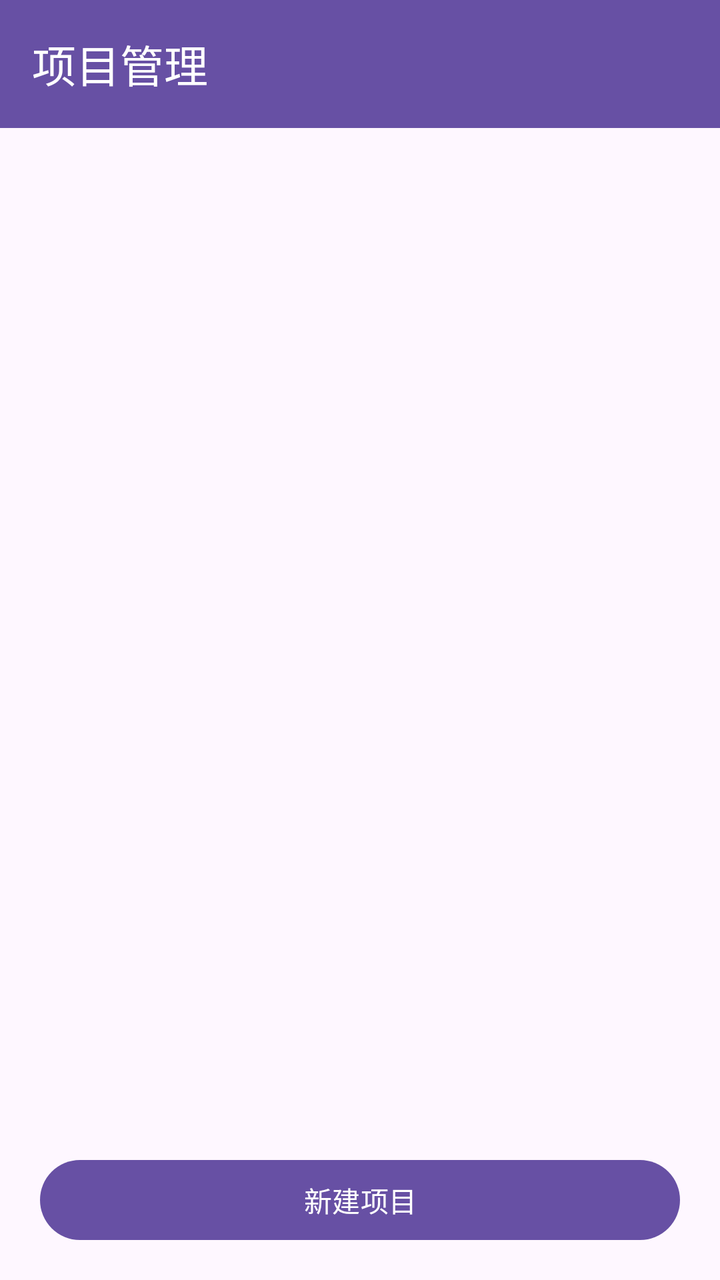
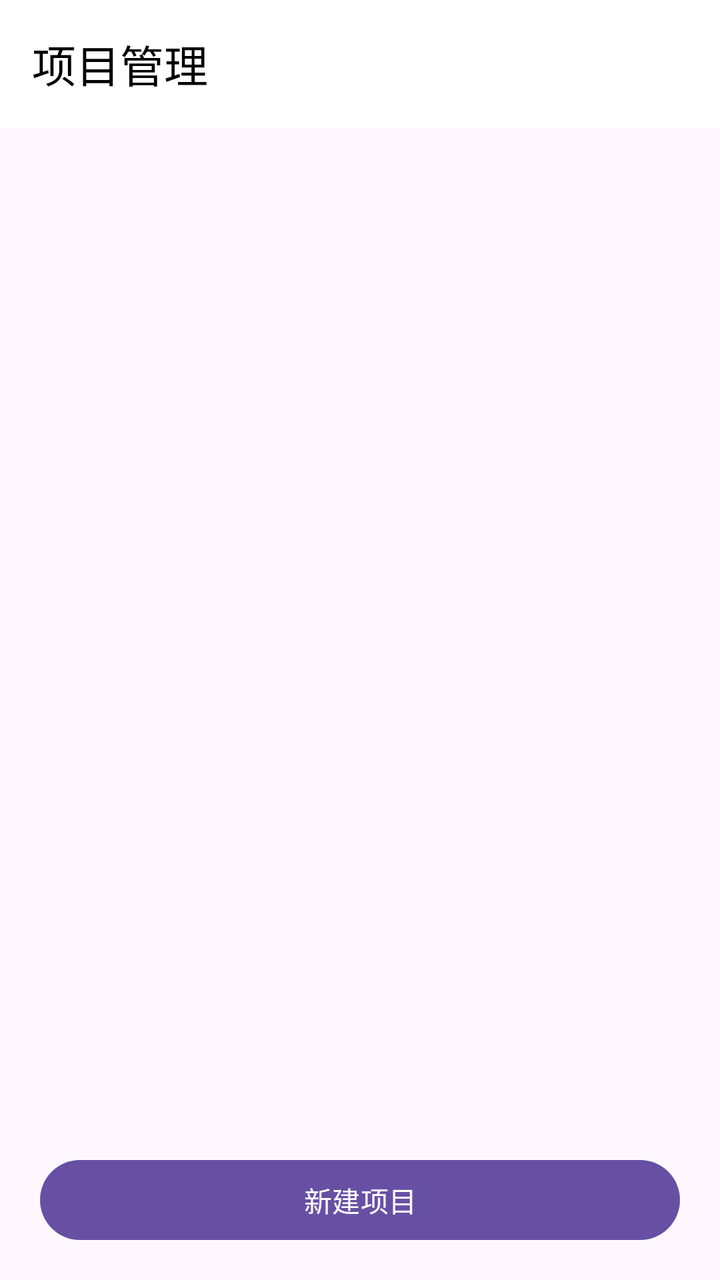

Two renders of the same Android screen: before a commit and after it. Below are the layout's source before the change and the commit's diff.
<!-- AndroidManifest.xml: activity theme Theme.Love2Droid -->
<!-- res/layout/activity_project_manager.xml -->
<?xml version="1.0" encoding="utf-8"?>
<LinearLayout xmlns:android="http://schemas.android.com/apk/res/android"
    xmlns:app="http://schemas.android.com/apk/res-auto"
    android:id="@+id/project_root"
    android:layout_width="match_parent"
    android:layout_height="match_parent"
    android:background="?android:attr/colorBackground"
    android:orientation="vertical">

    <View
        android:id="@+id/project_top_inset"
        android:layout_width="match_parent"
        android:layout_height="0dp"
        android:background="?attr/colorPrimary"
        android:importantForAccessibility="no" />
    <com.google.android.material.appbar.MaterialToolbar
        android:id="@+id/project_toolbar"
        android:layout_width="match_parent"
        android:layout_height="?attr/actionBarSize"
        android:background="?attr/colorPrimary"
        app:title="@string/project_manager"
        app:titleTextColor="@android:color/white" />

    <TextView
        android:id="@+id/project_empty"
        android:layout_width="match_parent"
        android:layout_height="wrap_content"
        android:gravity="center"
        android:padding="32dp"
        android:text="@string/no_projects"
        android:textColor="#71717A"
        android:textSize="18sp"
        android:visibility="gone" />

    <androidx.recyclerview.widget.RecyclerView
        android:id="@+id/project_list"
        android:layout_width="match_parent"
        android:layout_height="0dp"
        android:layout_weight="1"
        android:clipToPadding="false"
        android:paddingTop="8dp"
        android:paddingBottom="88dp" />

    <Button
        android:id="@+id/new_project_button"
        android:layout_width="match_parent"
        android:layout_height="wrap_content"
        android:layout_marginStart="20dp"
        android:layout_marginEnd="20dp"
        android:layout_marginBottom="16dp"
        android:text="@string/new_project" />
</LinearLayout>
<!-- resources referenced by this layout -->
<resources>
  <string name="new_project">新建项目</string>
  <string name="no_projects">还没有项目</string>
  <string name="project_manager">项目管理</string>
  <style name="Theme.Love2Droid" parent="Theme.Material3.DayNight.NoActionBar">
          <item name="android:fontFamily">@font/maple_mono_nf_cn_regular</item>
          <item name="android:statusBarColor">?attr/colorPrimary</item>
          <item name="android:navigationBarColor">?attr/colorSurface</item>
          <item name="android:windowLightStatusBar">true</item>
          <item name="colorPrimary">#6750A4</item>
      </style>
</resources>

<!-- the commit's change to res/layout/activity_project_manager.xml (unified diff, before → after) -->
@@ -11,15 +11,16 @@
         android:id="@+id/project_top_inset"
         android:layout_width="match_parent"
         android:layout_height="0dp"
-        android:background="?attr/colorPrimary"
+        android:background="@color/action_bar_background"
         android:importantForAccessibility="no" />
     <com.google.android.material.appbar.MaterialToolbar
         android:id="@+id/project_toolbar"
         android:layout_width="match_parent"
         android:layout_height="?attr/actionBarSize"
-        android:background="?attr/colorPrimary"
+        android:background="@color/action_bar_background"
         app:title="@string/project_manager"
-        app:titleTextColor="@android:color/white" />
+        app:navigationIconTint="@color/action_bar_foreground"
+        app:titleTextColor="@color/action_bar_foreground" />
 
     <TextView
         android:id="@+id/project_empty"
<!-- resource entries referenced after the edit -->
@@ -1,11 +1,13 @@
 <!-- resources referenced by this layout -->
 <resources>
+  <color name="action_bar_background">#FFFFFFFF</color>
+  <color name="action_bar_foreground">#FF000000</color>
   <string name="new_project">新建项目</string>
   <string name="no_projects">还没有项目</string>
   <string name="project_manager">项目管理</string>
   <style name="Theme.Love2Droid" parent="Theme.Material3.DayNight.NoActionBar">
           <item name="android:fontFamily">@font/maple_mono_nf_cn_regular</item>
-          <item name="android:statusBarColor">?attr/colorPrimary</item>
+          <item name="android:statusBarColor">@color/action_bar_background</item>
           <item name="android:navigationBarColor">?attr/colorSurface</item>
           <item name="android:windowLightStatusBar">true</item>
           <item name="colorPrimary">#6750A4</item>
